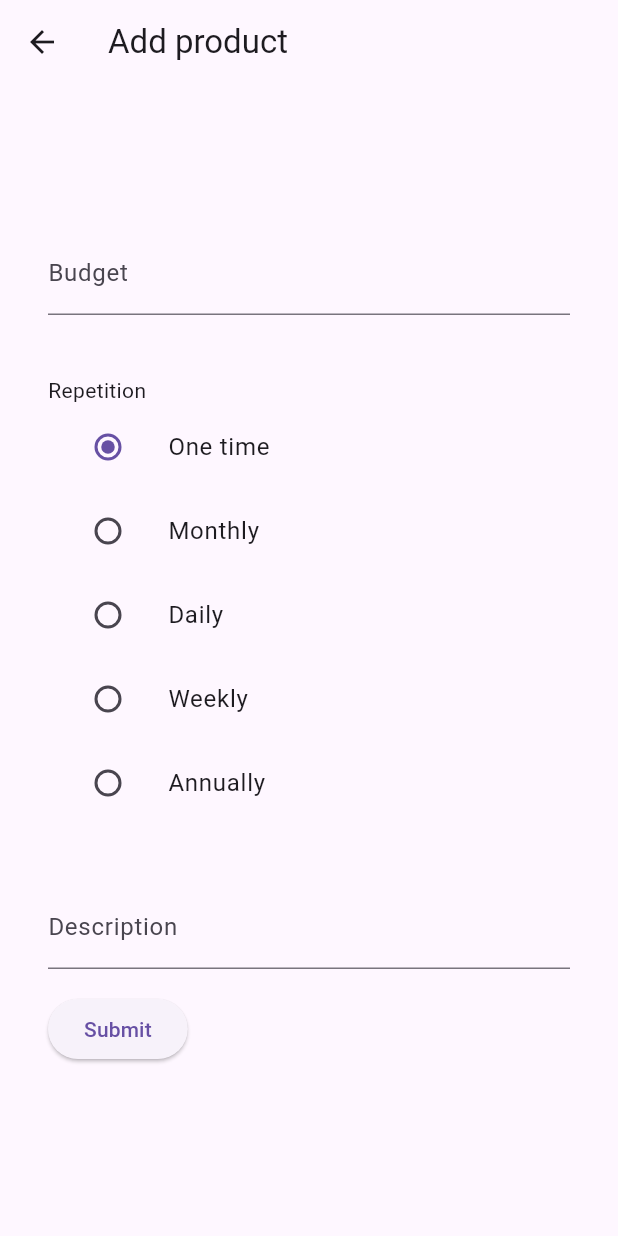
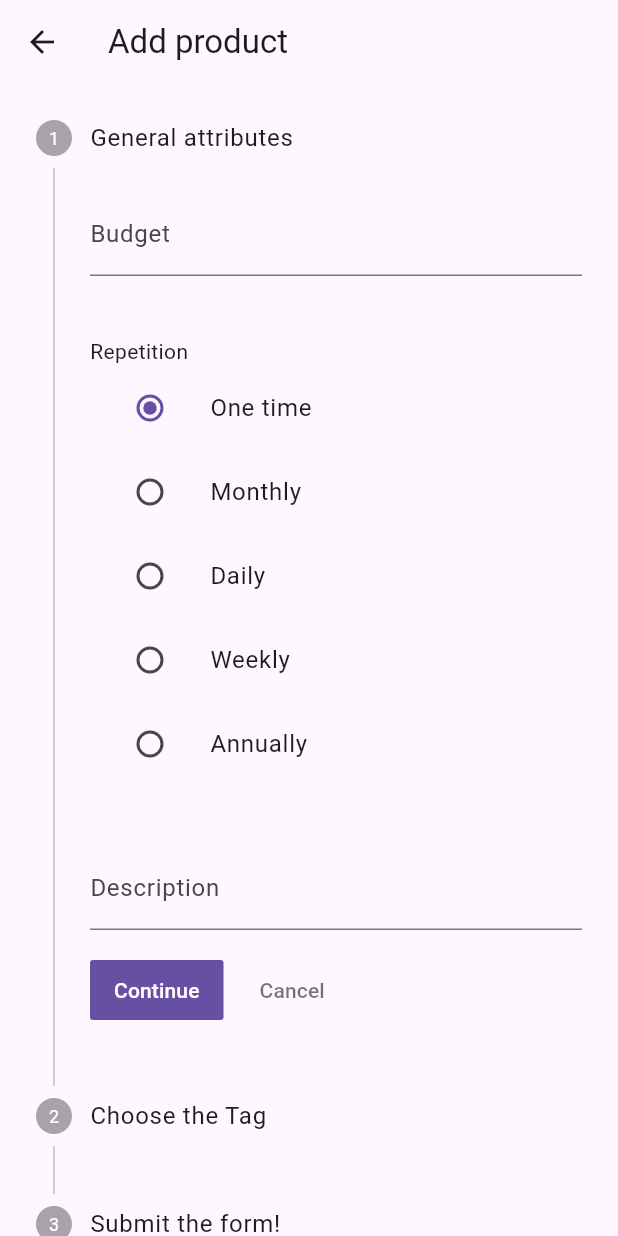
Before and after one commit to Gommet/potential-budget, a Flutter app: the screen it shows after launch, after a tap on the "add" icon, on a phone screen of 412 x 824 dp. Run offline on Flutter 3.47's test engine with Material 2 defaults, Android fonts, the phone set to English and light mode, and no system bars; our stand-ins replace fl_chart, flutter_colorpicker.

Commit message:
Improved A LOT the form.
- Now it has a usable and useful color picker! There may be some changes
  to be done to improve it, but it is a tremendously help now.
- Removed Budget bug where numbers with coma (EU style) thrown an error.
- Improved tremendously the quality of code, by providing a better
  BudgetForm module.

```diff
--- /dev/null
+++ b/lib/add_product/models.dart
@@ -0,0 +1,99 @@
+
+import 'dart:ui';
+
+import 'package:flutter/cupertino.dart';
+
+enum TimeTagEnum { daily, weekly, monthly, annualy, oneTime }
+
+class TimeTagTuple {
+  final String title;
+  final TimeTagEnum timeTag;
+
+  TimeTagTuple({required this.title, required this.timeTag});
+}
+
+List<TimeTagTuple> allTags = [
+  TimeTagTuple(title: 'One time', timeTag: TimeTagEnum.oneTime),
+  TimeTagTuple(title: 'Monthly', timeTag: TimeTagEnum.monthly),
+  TimeTagTuple(title: 'Daily', timeTag: TimeTagEnum.daily),
+  TimeTagTuple(title: 'Weekly', timeTag: TimeTagEnum.weekly),
+  TimeTagTuple(title: 'Annually', timeTag: TimeTagEnum.annualy),
+];
+
+class Tag {
+  Color color;
+  String name;
+  bool created;
+
+  Tag({required this.color, required this.name, required this.created});
+}
+
+class TagColorPicker with ChangeNotifier {
+  Color _color;
+
+  Color get color => _color;
+
+  set color(Color c) {
+    _color = c;
+    notifyListeners();
+  }
+
+  TagColorPicker(this._color);
+}
+
+class BudgetFormData with ChangeNotifier {
+  double _budget;
+  TimeTagEnum _timeTag;
+
+  double get budget => _budget;
+  String _description;
+  Tag _tag;
+  int _step = 0;
+
+  BudgetFormData(this._budget, this._timeTag, this._description, this._tag);
+
+  void setBudget(double budget) {
+    _budget = budget;
+    notifyListeners();
+  }
+
+  void setTimeTagEnum(TimeTagEnum timeTagEnum) {
+    _timeTag = timeTagEnum;
+    notifyListeners();
+  }
+
+  void setDescription(String description) {
+    _description = description;
+    notifyListeners();
+  }
+
+  void setTag(Tag tag) {
+    _tag = tag;
+    notifyListeners();
+  }
+
+  void overStep(int Function(int) step) {
+    _step = step(_step);
+    notifyListeners();
+  }
+
+  void awaitColorPicker(Future<Color?> colorF) async {
+    var value = await colorF;
+    if (value != null) {
+      overTag((t) => Tag(color: value, name: t.name, created: t.created));
+    }
+  }
+
+  TimeTagEnum get timeTag => _timeTag;
+
+  String get description => _description;
+
+  Tag get tag => _tag;
+
+  int get step => _step;
+
+  void overTag(Tag Function(Tag t) f) {
+    _tag = f(_tag);
+    notifyListeners();
+  }
+}
--- a/lib/add_product/page.dart
+++ b/lib/add_product/page.dart
@@ -1,14 +1,10 @@
-import 'package:flutter/foundation.dart';
+import 'package:example/add_product/steps/general_attributes.dart';
+import 'package:example/add_product/steps/submit.dart';
+import 'package:example/add_product/steps/tag.dart';
 import 'package:flutter/material.dart';
 import 'package:provider/provider.dart';
 
-class AddProductForm {
-  final double budget;
-
-  AddProductForm({
-    required this.budget,
-  });
-}
+import 'models.dart';
 
 class AddProductPage extends StatelessWidget {
   const AddProductPage({
@@ -33,160 +29,48 @@ class BudgetFormWidget extends StatefulWidget {
   State<BudgetFormWidget> createState() => _BudgetFormWidgetState();
 }
 
-enum TimeTagEnum { daily, weekly, monthly, annualy, oneTime }
-
-class TimeTagTuple {
-  final String title;
-  final TimeTagEnum timeTag;
-
-  TimeTagTuple({required this.title, required this.timeTag});
-}
-
-List<TimeTagTuple> allTags = [
-  TimeTagTuple(title: 'One time', timeTag: TimeTagEnum.oneTime),
-  TimeTagTuple(title: 'Monthly', timeTag: TimeTagEnum.monthly),
-  TimeTagTuple(title: 'Daily', timeTag: TimeTagEnum.daily),
-  TimeTagTuple(title: 'Weekly', timeTag: TimeTagEnum.weekly),
-  TimeTagTuple(title: 'Annually', timeTag: TimeTagEnum.annualy),
-];
-
-class Tag {
-  Color color;
-  String name;
-
-  Tag({
-    required this.color,
-    required this.name,
-  });
-}
-
-class BudgetFormData with ChangeNotifier {
-  double _budget;
-  TimeTagEnum _timeTag;
-  double get budget => _budget;
-  String _description;
-  Tag _tag;
-
-  BudgetFormData(this._budget, this._timeTag, this._description, this._tag);
-
-  void setBudget(double budget) {
-    _budget = budget;
-    notifyListeners();
-  }
-
-  void setTimeTagEnum(TimeTagEnum timeTagEnum) {
-    _timeTag = timeTagEnum;
-    notifyListeners();
-  }
-
-  void setDescription(String description) {
-    _description = description;
-    notifyListeners();
-  }
-
-  void setTag(Tag tag) {
-    _tag = tag;
-    notifyListeners();
-  }
-
-  TimeTagEnum get timeTag => _timeTag;
-
-  String get description => _description;
-
-  Tag get tag => _tag;
-}
-
 class _BudgetFormWidgetState extends State<BudgetFormWidget> {
   final GlobalKey<FormState> _formKey = GlobalKey<FormState>();
 
   @override
   Widget build(BuildContext context) {
     return ChangeNotifierProvider(
-        create: (_) => BudgetFormData(
-            0, TimeTagEnum.oneTime, '', Tag(color: Colors.teal, name: '')),
+        create: (_) => BudgetFormData(0, TimeTagEnum.oneTime, '',
+            Tag(color: Colors.teal, name: '', created: false)),
         builder: (context, child) {
+          var stepsList = getSteps(context);
           return Form(
             key: _formKey,
-            child: Padding(
-              padding: const EdgeInsets.symmetric(vertical: 16, horizontal: 32),
-              child: SingleChildScrollView(
-                child: Column(
-                  crossAxisAlignment: CrossAxisAlignment.start,
-                  children: <Widget>[
-                    TextFormField(
-                      keyboardType: TextInputType.number,
-                      decoration: const InputDecoration(
-                        labelText: 'Budget',
-                        hintText: 'Enter your budget',
-                      ),
-                      validator: (String? value) {
-                        if (value == null || value.isEmpty) {
-                          return 'Please enter some text';
-                        }
+            child: Stepper(
+              currentStep: context.watch<BudgetFormData>().step,
+              onStepCancel: () {
                 context
                     .read<BudgetFormData>()
-                            .setBudget(double.parse(value));
-                        return null;
+                    .overStep((i) => (i > 0) ? i - 1 : i);
               },
-                    ),
-                    const SizedBox(
-                      height: 40,
-                    ),
-                    const Text('Repetition'),
-                    Column(
-                      children: allTags
-                          .map(
-                            (e) => ListTile(
-                                title: Text(e.title),
-                                leading: Radio<TimeTagEnum>(
-                                  value: e.timeTag,
-                                  groupValue:
-                                      context.watch<BudgetFormData>().timeTag,
-                                  onChanged: (TimeTagEnum? value) {
-                                    if (value != null) {
+              onStepContinue: () {
                 context
                     .read<BudgetFormData>()
-                                          .setTimeTagEnum(value);
-                                    }
+                    .overStep((i) => (i + 1 < stepsList.length) ? i + 1 : i);
               },
-                                )),
-                          )
-                          .toList(),
-                    ),
-                    const SizedBox(height: 40,),
-                    TextFormField(
-                      decoration: const InputDecoration(
-                        labelText: 'Description',
-                      ),
-                      validator: (String? value) {
-                        if (value == null || value.isEmpty) {
-                          return 'Please enter some text';
-                        }
-                        context.read<BudgetFormData>().setDescription(value);
-                        return null; // now it does not do anytinh
+              onStepTapped: (int index) {
+                context.read<BudgetFormData>().overStep((_) => index);
               },
-                    ),
-                    Padding(
-                      padding: const EdgeInsets.symmetric(vertical: 16.0),
-                      child: ElevatedButton(
-                        onPressed: () {
-                          // Validate will return true if the form is valid, or false if
-                          // the form is invalid.
-                          if (_formKey.currentState!.validate()) {
-                            // Process data.
-                            if (kDebugMode) {
-                              print(context.read<BudgetFormData>());
-                            }
-                          }
-                        },
-                        child: const Text('Submit'),
-                      ),
-                    ),
-                  ],
-                ),
-              ),
+              steps: stepsList,
             ),
           );
         });
   }
+
+  List<Step> getSteps(BuildContext context) {
+    return <Step>[
+      const Step(
+        title: Text('General attributes'),
+        content: GeneralAttributesStep(),
+      ),
+      const Step(title: Text('Choose the Tag'), content: TagStep()),
+      Step(
+          title: const Text('Submit the form!'), content: SubmitStep(_formKey)),
+    ];
   }
+}
--- /dev/null
+++ b/lib/add_product/steps/general_attributes.dart
@@ -0,0 +1,82 @@
+import 'package:flutter/material.dart';
+import '../models.dart';
+import 'package:provider/provider.dart';
+
+class GeneralAttributesStep extends StatelessWidget {
+  const GeneralAttributesStep({Key? key}) : super(key: key);
+
+  @override
+  Widget build(BuildContext context) {
+    return Column(
+      crossAxisAlignment: CrossAxisAlignment.start,
+      children: generalAttributesSubForm(context),
+    );
+  }
+
+  List<Widget> generalAttributesSubForm(BuildContext context) {
+    return <Widget>[
+      getBudgetField(context),
+      const SizedBox(
+        height: 40,
+      ),
+      const Text('Repetition'),
+      getRepetitionField(context),
+      const SizedBox(
+        height: 40,
+      ),
+      descriptionField(context),
+    ];
+  }
+
+  TextFormField descriptionField(BuildContext context) {
+    return TextFormField(
+      decoration: const InputDecoration(
+        labelText: 'Description',
+      ),
+      validator: (String? value) {
+        if (value == null || value.isEmpty) {
+          return 'Please enter some text';
+        }
+        context.read<BudgetFormData>().setDescription(value);
+        return null;
+      },
+    );
+  }
+
+  Column getRepetitionField(BuildContext context) {
+    return Column(
+      children: allTags
+          .map(
+            (e) => ListTile(
+            title: Text(e.title),
+            leading: Radio<TimeTagEnum>(
+              value: e.timeTag,
+              groupValue: context.watch<BudgetFormData>().timeTag,
+              onChanged: (TimeTagEnum? value) {
+                if (value != null) {
+                  context.read<BudgetFormData>().setTimeTagEnum(value);
+                }
+              },
+            )),
+      )
+          .toList(),
+    );
+  }
+
+  TextFormField getBudgetField(BuildContext context) {
+    return TextFormField(
+      keyboardType: TextInputType.number,
+      decoration: const InputDecoration(
+        labelText: 'Budget',
+        hintText: 'Enter your budget',
+      ),
+      validator: (String? value) {
+        if (value == null || value.isEmpty) {
+          return 'Please enter some text';
+        }
+        context.read<BudgetFormData>().setBudget(double.parse(value.replaceAll(",", ".")));
+        return null;
+      },
+    );
+  }
+}
--- /dev/null
+++ b/lib/add_product/steps/submit.dart
@@ -0,0 +1,32 @@
+
+import 'package:flutter/foundation.dart';
+import 'package:flutter/material.dart';
+import 'package:provider/provider.dart';
+
+import '../models.dart';
+
+class SubmitStep extends StatelessWidget {
+  final GlobalKey<FormState> _formKey;
+
+  const SubmitStep(this._formKey, {Key? key}) : super(key: key);
+
+  @override
+  Widget build(BuildContext context) {
+    return Padding(
+      padding: const EdgeInsets.symmetric(vertical: 16.0),
+      child: ElevatedButton(
+        onPressed: () {
+          // Validate will return true if the form is valid, or false if
+          // the form is invalid.
+          if (_formKey.currentState!.validate()) {
+            // Process data.
+            if (kDebugMode) {
+              print(context.read<BudgetFormData>());
+            }
+          }
+        },
+        child: const Text('Submit'),
+      ),
+    );
+  }
+}
--- /dev/null
+++ b/lib/add_product/steps/tag.dart
@@ -0,0 +1,103 @@
+
+import 'package:flutter/material.dart';
+import 'package:flutter_colorpicker/flutter_colorpicker.dart';
+import 'package:provider/provider.dart';
+
+import '../models.dart';
+
+class TagStep extends StatelessWidget {
+  const TagStep({Key? key}) : super(key: key);
+
+  @override
+  Widget build(BuildContext context) {
+    if (context.select((BudgetFormData e) => e.tag.created)) {
+      return Column(
+        children: [
+          nameTag(context),
+          pickColor(context),
+          getTagSwitch(context),
+        ],
+      );
+    }
+    return Column(
+      children: [
+        const Text('Choose a preexisting tag'),
+        Autocomplete<String>(optionsBuilder: (TextEditingValue textEditing) {
+          return const Iterable<String>.empty();
+        }, onSelected: (String selection) {
+          // TODO make the selection with a provider to choose the tags
+        }),
+        const SizedBox(
+          height: 50,
+        ),
+        getTagSwitch(context)
+      ],
+    );
+  }
+
+  ElevatedButton pickColor(BuildContext context) {
+    return ElevatedButton(
+            onPressed: () {
+              context.read<BudgetFormData>().awaitColorPicker(showDialog<
+                  Color?>(
+                  context: context,
+                  useRootNavigator: false,
+                  builder: buildColorPicker));
+            },
+            style: ElevatedButton.styleFrom(
+                foregroundColor: context.watch<BudgetFormData>().tag.color),
+            child: const Text('Pick Color'));
+  }
+
+  Widget buildColorPicker(BuildContext context) => ChangeNotifierProvider(
+        create: (_) => TagColorPicker(Colors.deepPurple),
+        builder: (context, child) => AlertDialog(
+          content: MaterialPicker(
+            pickerColor: context.read<TagColorPicker>().color,
+            onColorChanged: (Color color) {
+              context.read<TagColorPicker>().color = color;
+            },
+          ),
+          actions: [
+            TextButton(
+                onPressed: () {
+                  Navigator.of(context).pop(
+                      context.read<TagColorPicker>().color);
+                },
+                child: const Text('Confirm'))
+          ],
+        ),
+      );
+
+  TextFormField nameTag(BuildContext context) {
+    return TextFormField(
+          decoration: const InputDecoration(
+            labelText: 'Name of the tag',
+          ),
+          validator: (String? value) {
+            if (value == null || value.isEmpty) {
+              return 'Please enter some text';
+            }
+            context.read<BudgetFormData>().overTag((Tag t) =>
+                Tag(color: t.color, name: value, created: t.created));
+            return null;
+          },
+        );
+  }
+
+  Row getTagSwitch(BuildContext context) {
+    return Row(
+      children: [const Text('Or create another one'), _getTagSwitch(context)],
+    );
+  }
+
+  Switch _getTagSwitch(BuildContext context) {
+    return Switch(
+        value: context.read<BudgetFormData>().tag.created,
+        onChanged: (bool value) {
+          context
+              .read<BudgetFormData>()
+              .setTag(Tag(color: Colors.deepPurple, name: '', created: value));
+        });
+  }
+}
```
Lines whose indentation alone changed are shown as unchanged.
